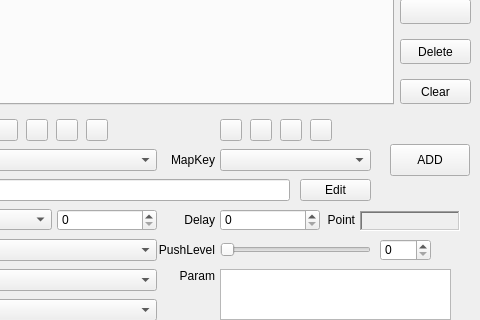
Zalafina/QKeyMapper, file QKeyMapper/qkeymapper.ui: the form before one commit; both pictures show x 590 to 1070 and y 251 to 571 of the 1070 by 670 pixel window.
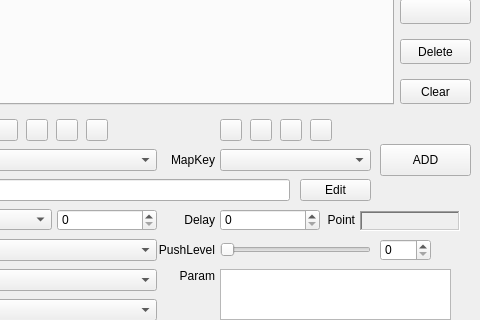
The form after the commit. Custom widgets are drawn as their Qt base class.

The edit to the form file:
```diff
--- a/QKeyMapper/qkeymapper.ui
+++ b/QKeyMapper/qkeymapper.ui
@@ -79,9 +79,9 @@
   <widget class="QPushButton" name="addmapdataButton">
    <property name="geometry">
     <rect>
-     <x>980</x>
+     <x>970</x>
      <y>395</y>
-     <width>80</width>
+     <width>91</width>
      <height>32</height>
     </rect>
    </property>
```
